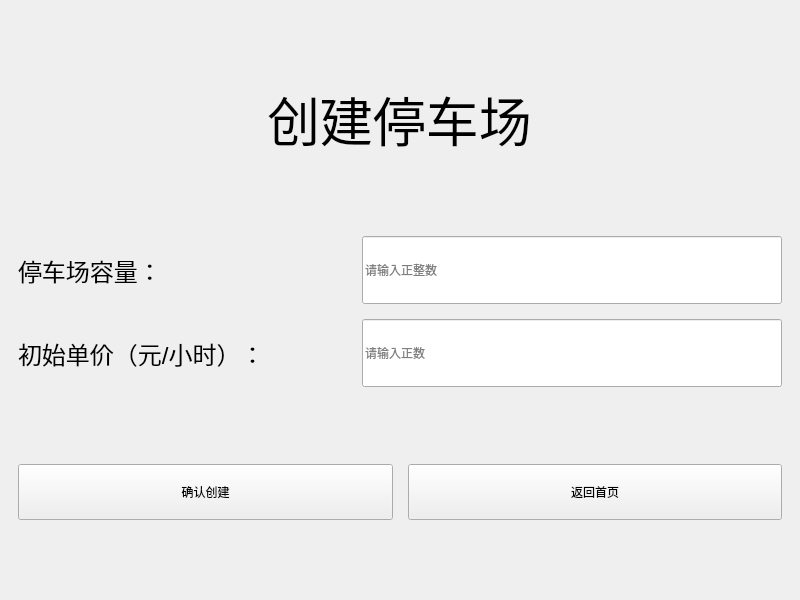
First picture: the form in src/mainwindow.ui, repository ShakingFishForProgram/StackLinkedParkingManager, before the edit.
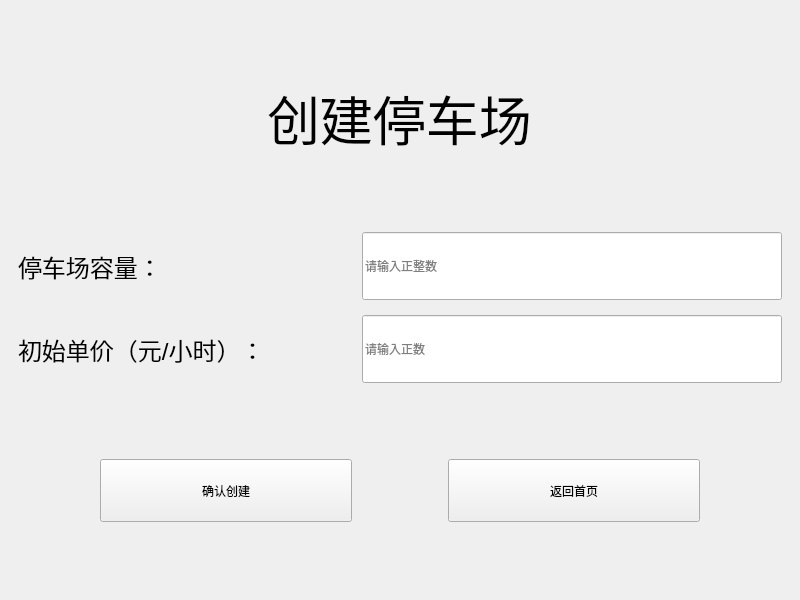
Second picture: the form after the edit. The open tabs and pages were chosen to show the change.

Commit message: 优化了可视化界面

What changed in the file:
```diff
--- a/src/mainwindow.ui
+++ b/src/mainwindow.ui
@@ -160,7 +160,13 @@
         <item>
          <layout class="QHBoxLayout" name="layoutCapacity">
           <property name="spacing">
-           <number>4</number>
+           <number>0</number>
+          </property>
+          <property name="leftMargin">
+           <number>0</number>
+          </property>
+          <property name="rightMargin">
+           <number>0</number>
           </property>
           <item alignment="Qt::AlignmentFlag::AlignLeft">
            <widget class="QLabel" name="labelCapacity">
@@ -192,7 +198,13 @@
         <item>
          <layout class="QHBoxLayout" name="layoutPrice">
           <property name="spacing">
-           <number>4</number>
+           <number>0</number>
+          </property>
+          <property name="leftMargin">
+           <number>0</number>
+          </property>
+          <property name="rightMargin">
+           <number>0</number>
           </property>
           <item alignment="Qt::AlignmentFlag::AlignLeft">
            <widget class="QLabel" name="labelPrice">
@@ -236,12 +248,25 @@
         </item>
          <item>
           <layout class="QHBoxLayout" name="layoutCreateBtns">
+            <item>
+             <spacer name="horizontalSpacerCreateLeft">
+              <property name="orientation">
+               <enum>Qt::Orientation::Horizontal</enum>
+              </property>
+              <property name="sizeHint" stdset="0">
+               <size>
+                <width>40</width>
+                <height>20</height>
+               </size>
+              </property>
+             </spacer>
+            </item>
           <item>
            <widget class="QPushButton" name="btnCreateConfirm">
             <property name="minimumSize">
              <size>
-              <width>100</width>
-              <height>56</height>
+               <width>252</width>
+               <height>63</height>
              </size>
             </property>
             <property name="text">
@@ -249,12 +274,25 @@
             </property>
            </widget>
           </item>
+           <item>
+            <spacer name="horizontalSpacerBetweenCreate">
+             <property name="orientation">
+              <enum>Qt::Orientation::Horizontal</enum>
+             </property>
+             <property name="sizeHint" stdset="0">
+              <size>
+               <width>20</width>
+               <height>20</height>
+              </size>
+             </property>
+            </spacer>
+           </item>
           <item>
            <widget class="QPushButton" name="btnCreateBack">
             <property name="minimumSize">
              <size>
-              <width>100</width>
-              <height>56</height>
+               <width>252</width>
+               <height>63</height>
              </size>
             </property>
             <property name="text">
@@ -262,6 +300,19 @@
             </property>
            </widget>
           </item>
+           <item>
+            <spacer name="horizontalSpacerCreateRight">
+             <property name="orientation">
+              <enum>Qt::Orientation::Horizontal</enum>
+             </property>
+             <property name="sizeHint" stdset="0">
+              <size>
+               <width>40</width>
+               <height>20</height>
+              </size>
+             </property>
+            </spacer>
+           </item>
          </layout>
         </item>
         <item>
```
Left out of the diff: 53 changed lines with no effect on the pictures. Lines whose indentation alone changed are shown as unchanged. The commit also changes 1 other file.
